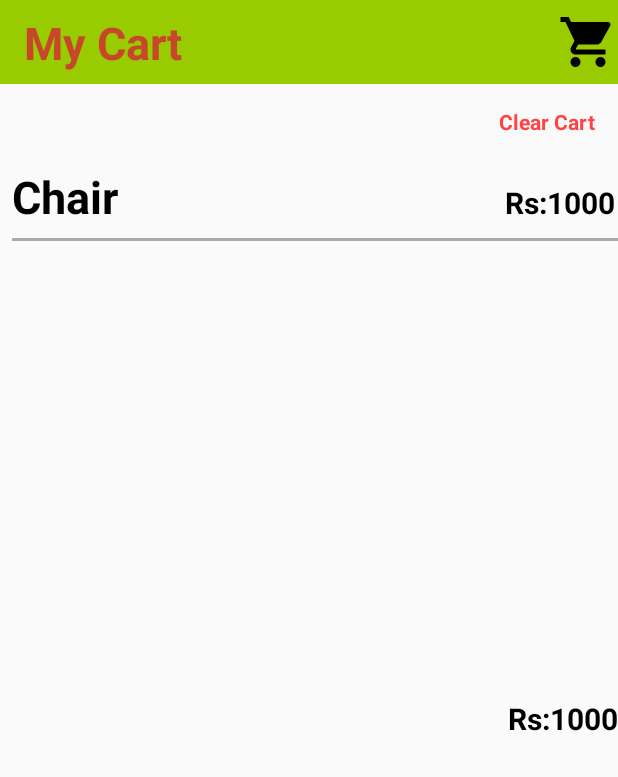
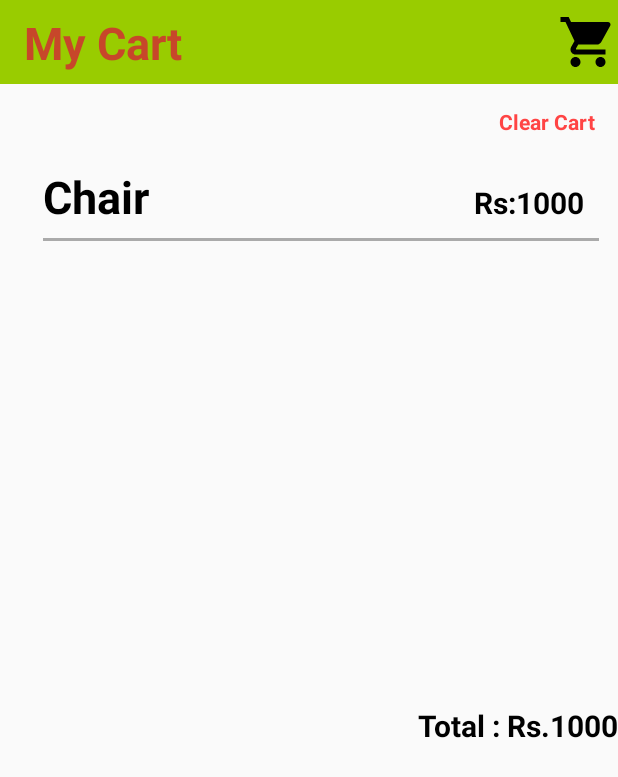
Before and after one commit to saranyaparvathi/RetailApp-Android, an Android app: the CartActivity screen opened directly, with no data from a screen before it, on a phone screen of 412 x 824 dp. Shown: the top 777 px of the screen. Run offline under Robolectric (Android 15) with nearby library versions, the phone set to English and light mode, and no system bars; our stand-ins replace Room's generated code, data binding.

Commit message:
Added scroll in Cart Activity

```diff
--- a/app/src/main/java/com/fordlabs/innovation/retailapp/CartViewModel.java
+++ b/app/src/main/java/com/fordlabs/innovation/retailapp/CartViewModel.java
@@ -21,7 +21,7 @@ public class CartViewModel extends AndroidViewModel {
     private ProductCartRepository productCartRepository;
     private CartItemAdapter cartItemAdapter;
     private int price = 0;
-    private String modifiedPrice = "Total : Rs. ";
+    private String modifiedPrice;
 
     public CartViewModel(Application application) {
         super(application);
@@ -48,7 +48,7 @@ public class CartViewModel extends AndroidViewModel {
         cartItemViewModelList.add(new CartItemViewModel(productItemViewModel.getProductName(),
                 productItemViewModel.getProductPrice()));
         price += Integer.valueOf(productItemViewModel.getProductPrice());
-        modifiedPrice = "Rs:" + price;
+        modifiedPrice = "Total : Rs." + price;
         totalPrice.set("");
         totalPrice.set(modifiedPrice);
         cartItemAdapter.setItems(cartItemViewModelList);
--- a/app/src/main/res/layout/activity_cart.xml
+++ b/app/src/main/res/layout/activity_cart.xml
@@ -62,28 +62,42 @@
             android:id="@+id/clear_cart"
             android:layout_width="wrap_content"
             android:layout_height="wrap_content"
-            app:layout_constraintTop_toBottomOf="@+id/toolbar"
+            android:layout_marginRight="15dp"
+            android:layout_marginTop="15dp"
+            android:onClick="@{() -> viewModel.deleteAll()}"
             android:text="Clear Cart"
-            android:onClick="@{() -> viewModel.deleteAll()}"
+            android:textColor="@android:color/holo_red_light"
             android:textStyle="bold"
-            android:textColor="@android:color/holo_red_light"
             app:layout_constraintEnd_toEndOf="parent"
-            android:layout_marginTop="15dp"
-            android:layout_marginRight="15dp"/>
+            app:layout_constraintTop_toBottomOf="@+id/toolbar" />
+
+        <ScrollView
+            android:layout_width="0dp"
+            android:layout_height="0dp"
+            app:layout_constraintTop_toBottomOf="@id/clear_cart"
+            android:fillViewport="true"
+            android:overScrollMode="never"
+            app:layout_constraintStart_toStartOf="parent"
+            app:layout_constraintEnd_toEndOf="parent"
+            app:layout_constraintBottom_toBottomOf="parent">
+
+            <android.support.constraint.ConstraintLayout
+                android:layout_width="match_parent"
+                android:layout_height="wrap_content">
 
                 <android.support.v7.widget.RecyclerView
                     android:id="@+id/recycler_view"
-            android:layout_width="wrap_content"
+                    android:layout_width="0dp"
                     android:layout_height="wrap_content"
                     android:layout_marginBottom="10dp"
+                    android:layout_marginTop="20dp"
                     android:orientation="horizontal"
                     android:paddingBottom="?attr/actionBarSize"
                     android:visibility="@{viewModel.isCartPresent ? View.VISIBLE : View.GONE}"
                     app:adapter="@{viewModel.adapter}"
-            android:layout_marginTop="20dp"
                     app:layout_constraintEnd_toEndOf="@id/guideline_right"
                     app:layout_constraintStart_toStartOf="@id/guideline_left"
-            app:layout_constraintTop_toBottomOf="@+id/clear_cart"
+                    app:layout_constraintTop_toTopOf="parent"
                     app:layout_constraintVertical_bias="0.1"
                     app:reverseLayout="true" />
 
@@ -111,11 +125,10 @@
                     android:textSize="20dp"
                     android:textStyle="bold"
                     android:visibility="@{viewModel.isCartPresent ? View.VISIBLE : View.GONE}"
-            app:layout_constraintTop_toBottomOf="@+id/recycler_view"
                     app:layout_constraintBottom_toTopOf="@+id/guideline_horizontal_bottom"
                     app:layout_constraintEnd_toEndOf="parent"
-            tools:text="Total : Rs.2000"
-             />
+                    app:layout_constraintTop_toBottomOf="@+id/recycler_view"
+                    tools:text="Total : Rs.2000" />
 
                 <android.support.constraint.Guideline
                     android:id="@+id/guideline_left"
@@ -139,4 +152,9 @@
                     app:layout_constraintGuide_percent="0.9" />
 
             </android.support.constraint.ConstraintLayout>
+
+        </ScrollView>
+
+
+    </android.support.constraint.ConstraintLayout>
 </layout>
--- a/build.gradle
+++ b/build.gradle
@@ -17,7 +17,6 @@ buildscript {
 
 allprojects {
     repositories {
-        maven { url "https://jitpack.io" }
         maven { url "https://maven.google.com" }
         jcenter()
     }
```
Lines whose indentation alone changed are shown as unchanged.
